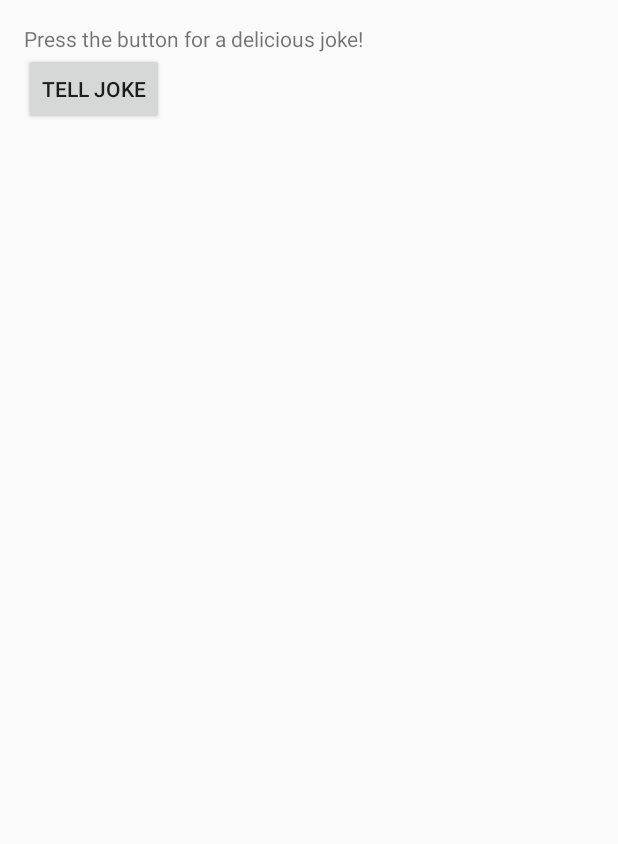
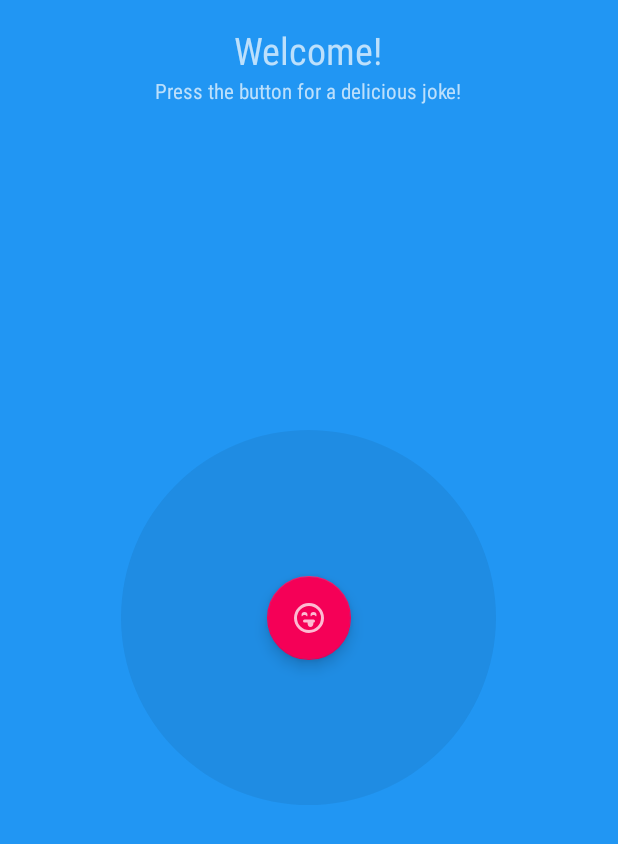
Before and after one commit to iamareebjamal/BuildItBigger, an Android app: the layout fragment_main.xml on its own in the app's theme, with its tools: preview values and no code run, on a phone screen of 412 x 824 dp. Shown: the top 844 px of the screen. Run offline under Robolectric (Android 15) with nearby library versions, the phone set to English and light mode, and no system bars.

Commit message:
Changed app UI to aesthetically pleasing one

```diff
--- a/app/build.gradle
+++ b/app/build.gradle
@@ -11,6 +11,7 @@ android {
         versionCode 1
         versionName "1.0"
         testInstrumentationRunner 'android.support.test.runner.AndroidJUnitRunner'
+        vectorDrawables.useSupportLibrary = true
     }
     buildTypes {
         release {
--- /dev/null
+++ b/app/src/main/res/drawable/circle.xml
@@ -0,0 +1,9 @@
+<?xml version="1.0" encoding="utf-8"?>
+<shape
+    xmlns:android="http://schemas.android.com/apk/res/android"
+    android:shape="oval">
+
+    <solid
+        android:color="#11000000"/>
+
+</shape>
--- /dev/null
+++ b/app/src/main/res/drawable/ic_joke.xml
@@ -0,0 +1,7 @@
+<vector xmlns:android="http://schemas.android.com/apk/res/android"
+    android:height="24dp"
+    android:width="24dp"
+    android:viewportWidth="24"
+    android:viewportHeight="24">
+    <path android:fillColor="#bbffffff" android:pathData="M9,8A2,2 0 0,1 11,10C11,10.36 10.9,10.71 10.73,11C10.39,10.4 9.74,10 9,10C8.26,10 7.61,10.4 7.27,11C7.1,10.71 7,10.36 7,10A2,2 0 0,1 9,8M15,8A2,2 0 0,1 17,10C17,10.36 16.9,10.71 16.73,11C16.39,10.4 15.74,10 15,10C14.26,10 13.61,10.4 13.27,11C13.1,10.71 13,10.36 13,10A2,2 0 0,1 15,8M12,20A8,8 0 0,0 20,12A8,8 0 0,0 12,4A8,8 0 0,0 4,12A8,8 0 0,0 12,20M12,2A10,10 0 0,1 22,12A10,10 0 0,1 12,22C6.47,22 2,17.5 2,12A10,10 0 0,1 12,2M9,13H15A1,1 0 0,1 16,14A1,1 0 0,1 15,15C15,17 14.1,18 13,18C11.9,18 11,17 11,15H9A1,1 0 0,1 8,14A1,1 0 0,1 9,13Z" />
+</vector>
--- a/app/src/main/res/layout/fragment_main.xml
+++ b/app/src/main/res/layout/fragment_main.xml
@@ -1,5 +1,6 @@
 <RelativeLayout xmlns:android="http://schemas.android.com/apk/res/android"
     xmlns:ads="http://schemas.android.com/apk/res-auto"
+    xmlns:app="http://schemas.android.com/apk/res-auto"
     xmlns:tools="http://schemas.android.com/tools"
     android:layout_width="match_parent"
     android:layout_height="match_parent"
@@ -10,28 +11,45 @@
     tools:context=".MainActivityFragment">
 
     <TextView
+        android:id="@+id/intro"
+        android:layout_width="wrap_content"
+        android:layout_height="wrap_content"
+        android:text="@string/intro"
+        android:textSize="25sp"
+        android:layout_centerHorizontal="true"
+        android:fontFamily="sans-serif-condensed"/>
+
+    <TextView
         android:id="@+id/instructions_text_view"
         android:layout_width="wrap_content"
         android:layout_height="wrap_content"
-        android:text="@string/instructions" />
-
-    <Button
-        android:id="@+id/loadJoke"
-        android:layout_width="wrap_content"
-        android:layout_height="wrap_content"
-        android:layout_below="@+id/instructions_text_view"
-        android:onClick="tellJoke"
-        android:text="@string/button_text"
-
-        />
+        android:text="@string/instructions"
+        android:layout_below="@+id/intro"
+        android:layout_centerHorizontal="true"
+        android:fontFamily="sans-serif-condensed"/>
 
     <ProgressBar
         android:id="@+id/progressBar"
         style="@style/Widget.AppCompat.ProgressBar"
+        android:layout_width="100dp"
+        android:layout_height="100dp"
+        android:layout_centerInParent="true"
+        android:visibility="invisible" />
+
+    <LinearLayout
+        android:layout_width="250dp"
+        android:layout_height="250dp"
+        android:background="@drawable/circle"
+        android:layout_centerInParent="true"/>
+
+    <android.support.design.widget.FloatingActionButton
+        android:id="@+id/loadJoke"
         android:layout_width="wrap_content"
         android:layout_height="wrap_content"
-        android:visibility="invisible"
-        android:layout_centerInParent="true"/>
+        android:layout_centerInParent="true"
+        android:onClick="tellJoke"
+        app:srcCompat="@drawable/ic_joke"
+        tools:ignore="MissingPrefix" />
 
     <com.google.android.gms.ads.AdView
         android:id="@+id/adView"
@@ -40,6 +58,6 @@
         android:layout_alignParentBottom="true"
         android:layout_centerHorizontal="true"
         ads:adSize="BANNER"
-        ads:adUnitId="@string/banner_ad_unit_id"></com.google.android.gms.ads.AdView>
+        ads:adUnitId="@string/banner_ad_unit_id" />
 
 </RelativeLayout>
--- /dev/null
+++ b/app/src/main/res/values/colors.xml
@@ -0,0 +1,7 @@
+<?xml version="1.0" encoding="utf-8"?>
+<resources>
+    <color name="color_primary">#2196F3</color>
+    <color name="color_primary_dark">#1976D2</color>
+    <color name="color_button">#4FC3F7</color>
+    <color name="color_accent">#F50057</color>
+</resources>
--- a/app/src/main/res/values/strings.xml
+++ b/app/src/main/res/values/strings.xml
@@ -1,5 +1,6 @@
 <resources>
     <string name="app_name">Joke Teller</string>
+    <string name="intro">Welcome!</string>
     <string name="instructions">Press the button for a delicious joke!</string>
     <string name="button_text">Tell Joke</string>
     <string name="action_settings">Settings</string>
--- a/app/src/main/res/values/styles.xml
+++ b/app/src/main/res/values/styles.xml
@@ -1,8 +1,11 @@
 <resources>
 
-    <!-- Base application theme. -->
-    <style name="AppTheme" parent="Theme.AppCompat.Light.DarkActionBar">
-        <!-- Customize your theme here. -->
+    <style name="AppTheme" parent="Theme.AppCompat.NoActionBar">
+        <item name="colorPrimary">@color/color_primary</item>
+        <item name="colorPrimaryDark">@color/color_primary_dark</item>
+        <item name="colorAccent">@color/color_accent</item>
+        <item name="colorButtonNormal">@color/color_button</item>
+        <item name="android:background">@color/color_primary</item>
     </style>
 
 </resources>
--- a/gradle.properties
+++ b/gradle.properties
@@ -16,3 +16,4 @@
 # This option should only be used with decoupled projects. More details, visit
 # http://www.gradle.org/docs/current/userguide/multi_project_builds.html#sec:decoupled_projects
 # org.gradle.parallel=true
+org.gradle.jvmargs=-Xmx2048m -XX:MaxPermSize=512m -XX:+HeapDumpOnOutOfMemoryError -Dfile.encoding=UTF-8
--- a/jokeviewer/src/main/res/layout/activity_joke.xml
+++ b/jokeviewer/src/main/res/layout/activity_joke.xml
@@ -8,12 +8,15 @@
     android:paddingLeft="@dimen/activity_horizontal_margin"
     android:paddingRight="@dimen/activity_horizontal_margin"
     android:paddingTop="@dimen/activity_vertical_margin"
+    android:gravity="center"
     tools:context="com.joker.viewer.JokeActivity">
 
     <TextView
         android:id="@+id/jokeView"
         android:layout_width="wrap_content"
         android:layout_height="wrap_content"
+        android:fontFamily="sans-serif-condensed"
+        android:textSize="16sp"
         tools:text="@string/joke_placeholder" />
 
 </LinearLayout>
```
Also changed, not shown: 1 other file.
